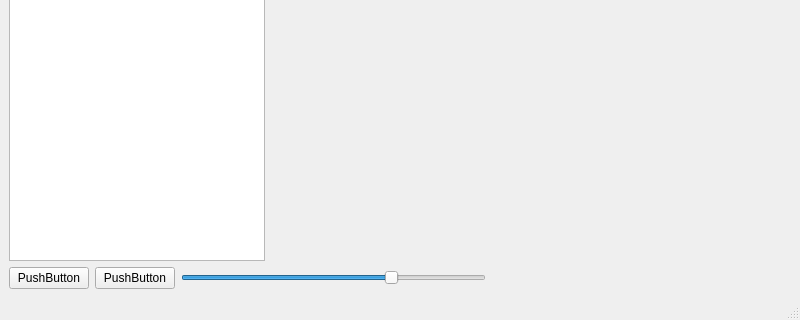
Old version of the form src/mainwindow.ui in the repository Onafuwadav/vtk-vr-cad-viewer; both pictures show x 0 to 800 and y 280 to 600 of the 800 by 600 pixel window.
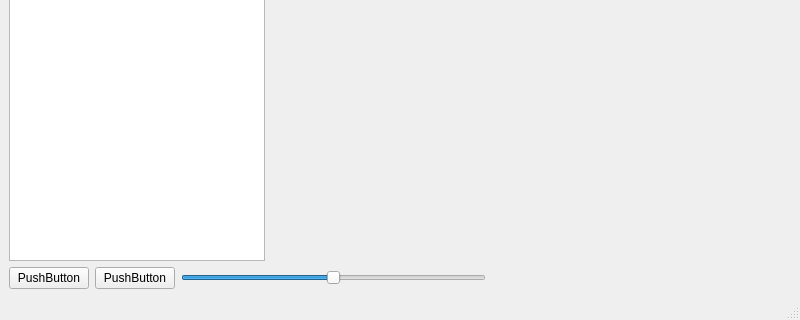
New version of the form. Icons and pictures are not drawn. Custom widgets are drawn as their Qt base class.

Commit message: Added filter function

```diff
--- a/src/mainwindow.ui
+++ b/src/mainwindow.ui
@@ -62,7 +62,7 @@
        </widget>
       </item>
       <item>
-       <widget class="QSlider" name="lightIntensitySlider">
+       <widget class="QSlider" name="sliderLighting&#10;">
         <property name="maximum">
          <number>100</number>
         </property>
@@ -70,7 +70,7 @@
          <number>10</number>
         </property>
         <property name="value">
-         <number>70</number>
+         <number>50</number>
         </property>
         <property name="orientation">
          <enum>Qt::Orientation::Horizontal</enum>
```
The commit also changes 2 other files.
